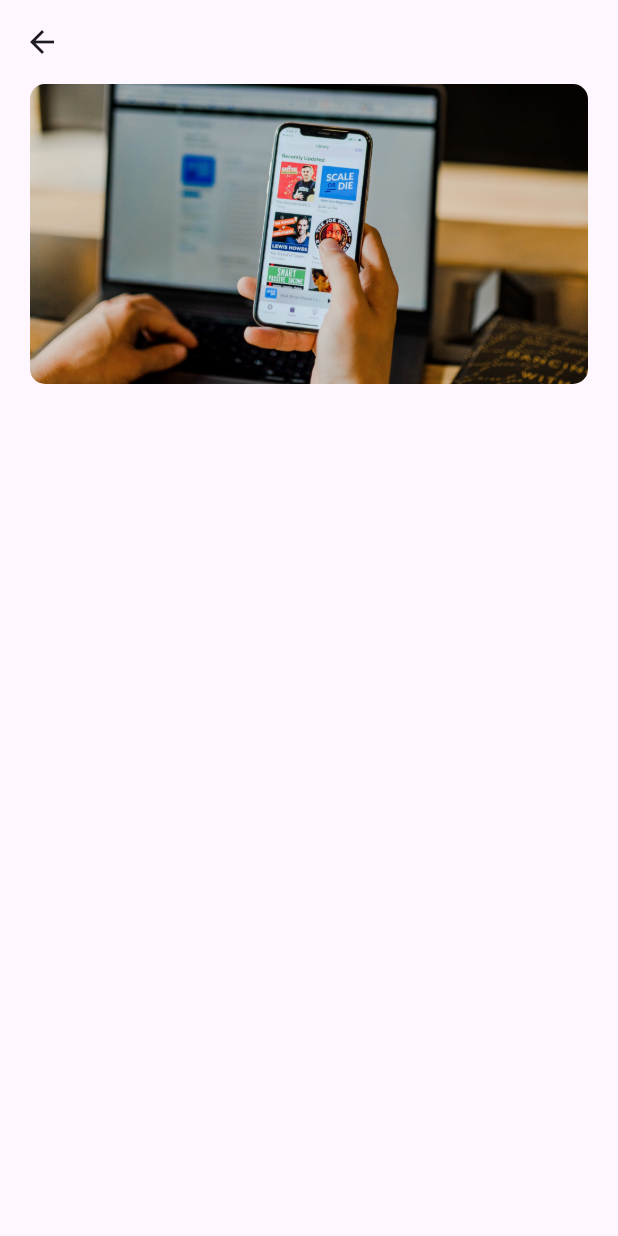
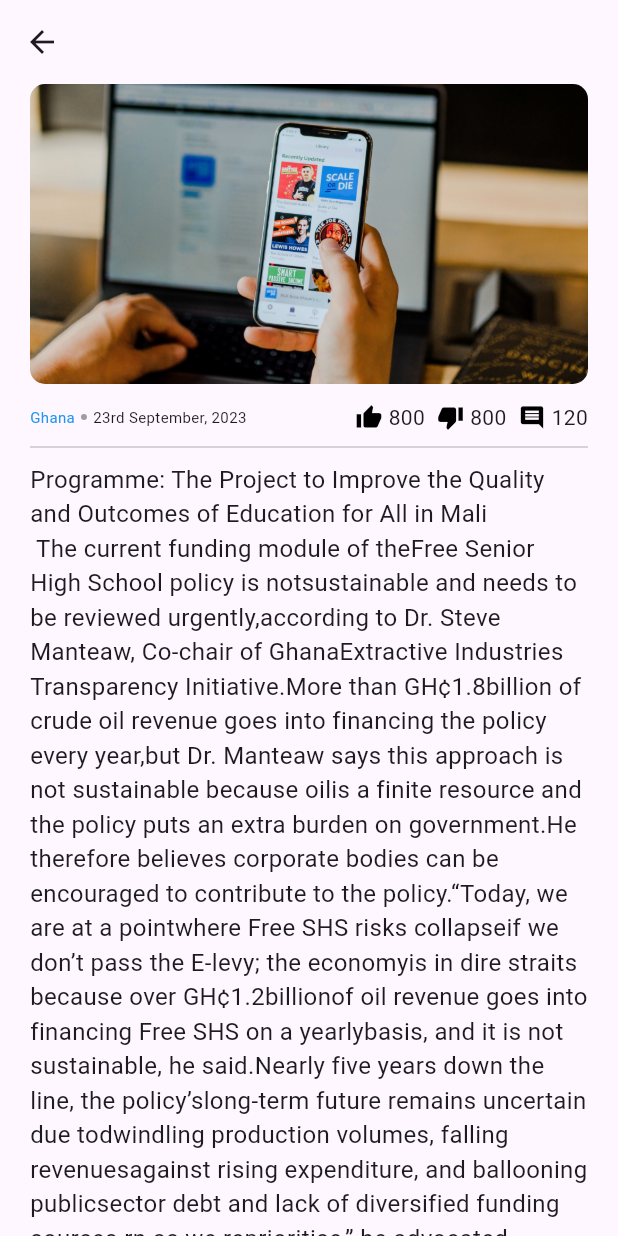
Before and after one commit to HumbleGh/shortchanged, a Flutter app: the NewsScreen screen opened directly, on a phone screen of 412 x 824 dp. Run offline on Flutter 3.47's test engine with Material 2 defaults, Android fonts, the phone set to English and light mode, and no system bars; our stand-ins replace fluentui_system_icons, gap, google_fonts.

Commit message:
minor changes

```diff
--- a/lib/screens/news_screen.dart
+++ b/lib/screens/news_screen.dart
@@ -1,4 +1,5 @@
 import 'package:flutter/material.dart';
+import 'package:gap/gap.dart';
 
 class NewsScreen extends StatefulWidget {
   const NewsScreen({super.key});
@@ -27,6 +28,120 @@ class _NewsScreenState extends State<NewsScreen> {
               ),
             ),
           ),
+          const Gap(12),
+          Container(
+            width: double.infinity,
+            padding: const EdgeInsets.symmetric(horizontal: 20),
+            child: Row(
+              mainAxisAlignment: MainAxisAlignment.spaceBetween,
+              children: [
+                Row(
+                  children: [
+                    const Text(
+                      'Ghana',
+                      style: TextStyle(color: Colors.blue, fontSize: 10),
+                    ),
+                    const Gap(4),
+                    Container(
+                      width: 4.0,
+                      height: 4.0,
+                      decoration: const BoxDecoration(
+                          color: Colors.grey, shape: BoxShape.circle),
+                    ),
+                    const Gap(4),
+
+                    // The date goes here
+                    const Text(
+                      '23rd September, 2023',
+                      style: TextStyle(fontSize: 10),
+                    ),
+                  ],
+                ),
+                const Row(
+                  children: [
+                    Row(
+                      children: [
+                        Icon(
+                          Icons.thumb_up,
+                          color: Colors.black,
+                          size: 18.0,
+                        ),
+                        Gap(4),
+                        Text('800')
+                      ],
+                    ),
+                    Gap(8),
+                    Row(
+                      children: [
+                        Icon(
+                          Icons.thumb_down,
+                          color: Colors.black,
+                          size: 18.0,
+                        ),
+                        Gap(4),
+                        Text('800')
+                      ],
+                    ),
+                    Gap(8),
+                    Row(
+                      children: [
+                        Icon(
+                          Icons.comment,
+                          color: Colors.black,
+                          size: 18.0,
+                        ),
+                        Gap(4),
+                        Text('120')
+                      ],
+                    ),
+                  ],
+                )
+              ],
+            ),
+          ),
+          const Divider(
+            height: 20,
+            indent: 20,
+            endIndent: 20,
+          ),
+          Column(
+            children: [
+              Container(
+                padding: const EdgeInsets.symmetric(horizontal: 20),
+                child: const Text(
+                    "Programme: The Project to Improve"
+                    " the Quality and Outcomes of Education for All in Mali",
+                    style: TextStyle(fontSize: 16)),
+              ),
+              Container(
+                padding: const EdgeInsets.symmetric(horizontal: 20),
+                child: const Text(
+                    " The current funding module of the"
+                    "Free Senior High School policy is not"
+                    "sustainable and needs to be reviewed urgently,"
+                    "according to Dr. Steve Manteaw, Co-chair of Ghana"
+                    "Extractive Industries Transparency Initiative."
+                    "More than GH¢1.8billion of crude oil revenue "
+                    "goes into financing the policy every year,"
+                    "but Dr. Manteaw says this approach is not sustainable because oil"
+                    "is a finite resource and the policy puts an extra burden on government."
+                    "He therefore believes corporate bodies can be encouraged to contribute to the policy."
+                    "“Today, we are at a point"
+                    "where Free SHS risks collapse"
+                    "if we don’t pass the E-levy; the economy"
+                    "is in dire straits because over GH¢1.2billion"
+                    "of oil revenue goes into financing Free SHS on a yearly"
+                    "basis, and it is not sustainable, he said."
+                    "Nearly five years down the line, the policy’s"
+                    "long-term future remains uncertain due to"
+                    "dwindling production volumes, falling revenues"
+                    "against rising expenditure, and ballooning public"
+                    "sector debt and lack of diversified funding sources."
+                    "rn as we reprioritise,” he advocated.",
+                    style: TextStyle(fontSize: 16)),
+              ),
+            ],
+          )
         ],
       ),
     );
```
